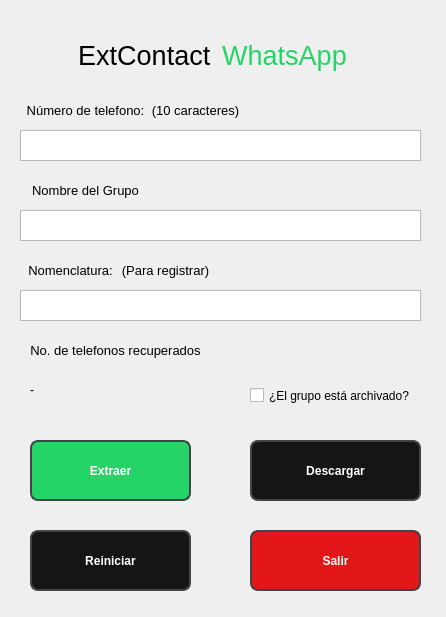
This is UI/form.ui in KillahBlitz/whatsapp-extractor as Qt 5 draws it before an edit. The edited form follows.
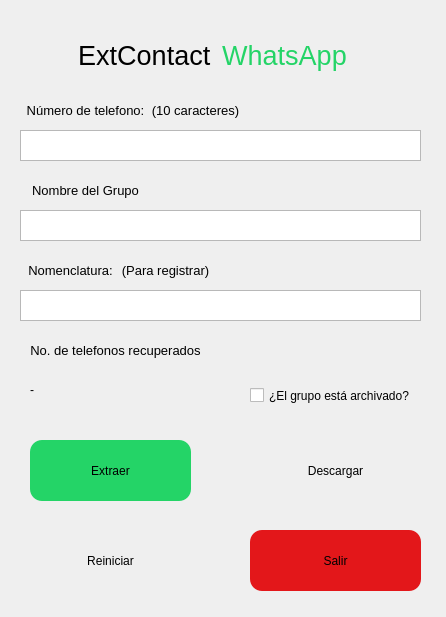
This is the edited form.

Commit message: Funcionalidad en botones

What changed in the file:
```diff
--- a/UI/form.ui
+++ b/UI/form.ui
@@ -2,6 +2,9 @@
 <ui version="4.0">
  <class>Widget</class>
  <widget class="QWidget" name="Widget">
+  <property name="enabled">
+   <bool>true</bool>
+  </property>
   <property name="geometry">
    <rect>
     <x>0</x>
@@ -14,28 +17,31 @@
    <string>Widget</string>
   </property>
   <property name="styleSheet">
-   <string notr="true">QMainWindow {
-    background-color: #000000;
-    color: #000000;
-    font-family: &quot;Inter Regular&quot;, &quot;Roboto&quot;, &quot;Arial&quot;;
-    font-size: 12pt;
+   <string notr="true">QPushButton {
+    border-radius: 12px; 
 }
 
-/* --- Botones --- */
-QPushButton {
-    background-color: #151515;
-    color: #FFFFFF;
-    border: 2px solid #444444;
-    border-radius: 8px;
-    padding: 6px 12px;
-    font-weight: bold;
+
+
+QPushButton#btnextraer:hover {
+    border: 2px solid white;
+    box-shadow: 0 0 10px white;
 }
-QPushButton:hover {
-    border-color: #00E5FF;
-    color: #00E5FF;
+
+
+QPushButton#btnsalir:hover {
+    border: 2px solid white;
+    box-shadow: 0 0 10px white;
 }
-QPushButton:pressed {
-    background-color: #202020;
+
+
+QPushButton#btndescargar:hover {
+    background-color: black;
+}
+
+
+QPushButton#btnreiniciar:hover {
+    background-color: black;
 }</string>
   </property>
   <widget class="QLabel" name="label_telefono">
@@ -229,6 +235,97 @@
      <height>61</height>
     </rect>
    </property>
+   <property name="palette">
+    <palette>
+     <active>
+      <colorrole role="Button">
+       <brush brushstyle="SolidPattern">
+        <color alpha="255">
+         <red>36</red>
+         <green>212</green>
+         <blue>103</blue>
+        </color>
+       </brush>
+      </colorrole>
+      <colorrole role="Base">
+       <brush brushstyle="SolidPattern">
+        <color alpha="255">
+         <red>36</red>
+         <green>212</green>
+         <blue>103</blue>
+        </color>
+       </brush>
+      </colorrole>
+      <colorrole role="Window">
+       <brush brushstyle="SolidPattern">
+        <color alpha="255">
+         <red>36</red>
+         <green>212</green>
+         <blue>103</blue>
+        </color>
+       </brush>
+      </colorrole>
+     </active>
+     <inactive>
+      <colorrole role="Button">
+       <brush brushstyle="SolidPattern">
+        <color alpha="255">
+         <red>36</red>
+         <green>212</green>
+         <blue>103</blue>
+        </color>
+       </brush>
+      </colorrole>
+      <colorrole role="Base">
+       <brush brushstyle="SolidPattern">
+        <color alpha="255">
+         <red>36</red>
+         <green>212</green>
+         <blue>103</blue>
+        </color>
+       </brush>
+      </colorrole>
+      <colorrole role="Window">
+       <brush brushstyle="SolidPattern">
+        <color alpha="255">
+         <red>36</red>
+         <green>212</green>
+         <blue>103</blue>
+        </color>
+       </brush>
+      </colorrole>
+     </inactive>
+     <disabled>
+      <colorrole role="Button">
+       <brush brushstyle="SolidPattern">
+        <color alpha="255">
+         <red>36</red>
+         <green>212</green>
+         <blue>103</blue>
+        </color>
+       </brush>
+      </colorrole>
+      <colorrole role="Base">
+       <brush brushstyle="SolidPattern">
+        <color alpha="255">
+         <red>36</red>
+         <green>212</green>
+         <blue>103</blue>
+        </color>
+       </brush>
+      </colorrole>
+      <colorrole role="Window">
+       <brush brushstyle="SolidPattern">
+        <color alpha="255">
+         <red>36</red>
+         <green>212</green>
+         <blue>103</blue>
+        </color>
+       </brush>
+      </colorrole>
+     </disabled>
+    </palette>
+   </property>
    <property name="styleSheet">
     <string notr="true">QPushButton {
     background-color: #24d467;
@@ -261,6 +358,13 @@
      <height>61</height>
     </rect>
    </property>
+   <property name="palette">
+    <palette>
+     <active/>
+     <inactive/>
+     <disabled/>
+    </palette>
+   </property>
    <property name="text">
     <string>Reiniciar</string>
    </property>
```
The commit also changes 6 other files.
